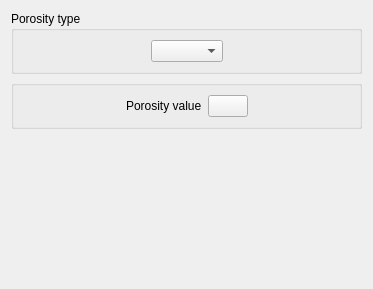
Old version of the form python/code_saturne/gui/case/PorosityForm.ui in the repository code-saturne/code_saturne.
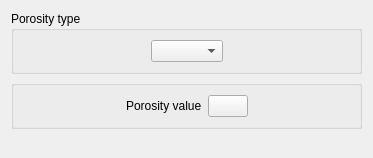
New version of the form. Icons and pictures are not drawn.

Diff of the .ui file:
```diff
--- a/python/code_saturne/gui/case/PorosityForm.ui
+++ b/python/code_saturne/gui/case/PorosityForm.ui
@@ -7,7 +7,7 @@
     <x>0</x>
     <y>0</y>
     <width>373</width>
-    <height>289</height>
+    <height>158</height>
    </rect>
   </property>
   <property name="windowTitle">
```
Left out of the diff: 2 changed lines with no effect on the pictures. Lines whose indentation alone changed are shown as unchanged.
